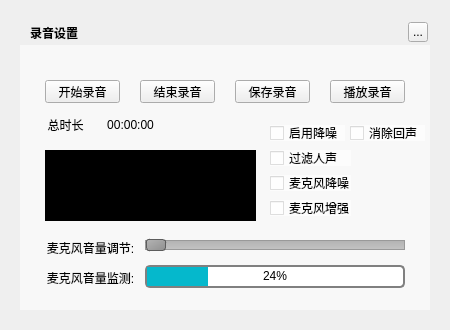
Before: the Qt Designer form TTKCore/musicUi/musicToolsetswidget/musicaudiorecorderwidget.ui in Greedysky/TTKMusicPlayer, drawn with Qt 5.
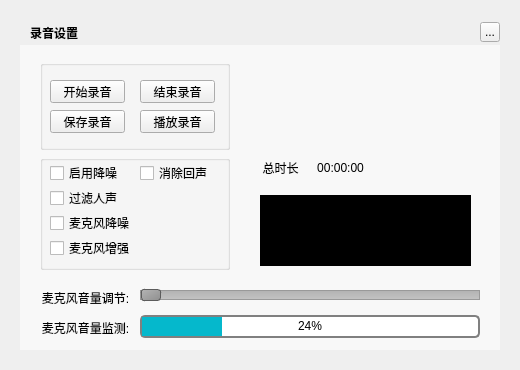
After: the same form once the commit is applied.

What changed in the file:
```diff
--- a/TTKCore/musicUi/musicToolsetswidget/musicaudiorecorderwidget.ui
+++ b/TTKCore/musicUi/musicToolsetswidget/musicaudiorecorderwidget.ui
@@ -6,8 +6,8 @@
    <rect>
     <x>0</x>
     <y>0</y>
-    <width>450</width>
-    <height>330</height>
+    <width>520</width>
+    <height>370</height>
    </rect>
   </property>
   <property name="windowTitle">
@@ -18,8 +18,8 @@
     <rect>
      <x>20</x>
      <y>20</y>
-     <width>410</width>
-     <height>290</height>
+     <width>480</width>
+     <height>330</height>
     </rect>
    </property>
    <property name="text">
@@ -45,7 +45,7 @@
   <widget class="QToolButton" name="topTitleCloseButton">
    <property name="geometry">
     <rect>
-     <x>408</x>
+     <x>480</x>
      <y>22</y>
      <width>20</width>
      <height>20</height>
@@ -55,11 +55,36 @@
     <string>...</string>
    </property>
   </widget>
+  <widget class="QWidget" name="backgroundMask" native="true">
+   <property name="geometry">
+    <rect>
+     <x>20</x>
+     <y>45</y>
+     <width>480</width>
+     <height>305</height>
+    </rect>
+   </property>
+   <property name="styleSheet">
+    <string notr="true">background:rgba(255,255,255,150);</string>
+   </property>
+  </widget>
+  <widget class="QGroupBox" name="groupBox_2">
+   <property name="geometry">
+    <rect>
+     <x>40</x>
+     <y>60</y>
+     <width>190</width>
+     <height>90</height>
+    </rect>
+   </property>
+   <property name="title">
+    <string/>
+   </property>
   <widget class="QPushButton" name="startButton">
    <property name="geometry">
     <rect>
-     <x>45</x>
-     <y>80</y>
+      <x>10</x>
+      <y>20</y>
      <width>75</width>
      <height>23</height>
     </rect>
@@ -71,8 +96,8 @@
   <widget class="QPushButton" name="stopButton">
    <property name="geometry">
     <rect>
-     <x>140</x>
-     <y>80</y>
+      <x>100</x>
+      <y>20</y>
      <width>75</width>
      <height>23</height>
     </rect>
@@ -81,11 +106,24 @@
     <string>结束录音</string>
    </property>
   </widget>
+   <widget class="QPushButton" name="saveButton">
+    <property name="geometry">
+     <rect>
+      <x>10</x>
+      <y>50</y>
+      <width>75</width>
+      <height>23</height>
+     </rect>
+    </property>
+    <property name="text">
+     <string>保存录音</string>
+    </property>
+   </widget>
   <widget class="QPushButton" name="playButton">
    <property name="geometry">
     <rect>
-     <x>330</x>
-     <y>80</y>
+      <x>100</x>
+      <y>50</y>
      <width>75</width>
      <height>23</height>
     </rect>
@@ -94,60 +132,91 @@
     <string>播放录音</string>
    </property>
   </widget>
-  <widget class="QLabel" name="label">
+  </widget>
+  <widget class="QGroupBox" name="groupBox">
    <property name="geometry">
     <rect>
-     <x>45</x>
-     <y>117</y>
-     <width>41</width>
+     <x>40</x>
+     <y>155</y>
+     <width>190</width>
+     <height>115</height>
+    </rect>
+   </property>
+   <property name="title">
+    <string/>
+   </property>
+   <widget class="QCheckBox" name="checkBox_2">
+    <property name="geometry">
+     <rect>
+      <x>10</x>
+      <y>60</y>
+      <width>81</width>
      <height>16</height>
     </rect>
    </property>
    <property name="text">
-    <string>总时长</string>
-   </property>
-   <property name="alignment">
-    <set>Qt::AlignCenter</set>
-   </property>
-  </widget>
-  <widget class="QLabel" name="timer">
+     <string>麦克风降噪</string>
+    </property>
+   </widget>
+   <widget class="QCheckBox" name="checkBox_5">
+    <property name="geometry">
+     <rect>
+      <x>10</x>
+      <y>35</y>
+      <width>81</width>
+      <height>16</height>
+     </rect>
+    </property>
+    <property name="text">
+     <string>过滤人声</string>
+    </property>
+   </widget>
+   <widget class="QCheckBox" name="checkBox_3">
+    <property name="geometry">
+     <rect>
+      <x>10</x>
+      <y>10</y>
+      <width>75</width>
+      <height>16</height>
+     </rect>
+    </property>
+    <property name="text">
+     <string>启用降噪</string>
+    </property>
+   </widget>
+   <widget class="QCheckBox" name="checkBox_4">
    <property name="geometry">
     <rect>
      <x>100</x>
-     <y>117</y>
-     <width>61</width>
+      <y>10</y>
+      <width>75</width>
      <height>16</height>
     </rect>
    </property>
    <property name="text">
-    <string>00:00:00</string>
-   </property>
-   <property name="alignment">
-    <set>Qt::AlignCenter</set>
-   </property>
-  </widget>
-  <widget class="QLabel" name="timer_2">
+     <string>消除回声</string>
+    </property>
+   </widget>
+   <widget class="QCheckBox" name="checkBox">
    <property name="geometry">
     <rect>
-     <x>45</x>
-     <y>150</y>
-     <width>211</width>
-     <height>71</height>
-    </rect>
-   </property>
-   <property name="styleSheet">
-    <string notr="true">background:black</string>
-   </property>
-   <property name="alignment">
-    <set>Qt::AlignCenter</set>
-   </property>
+      <x>10</x>
+      <y>85</y>
+      <width>81</width>
+      <height>16</height>
+     </rect>
+    </property>
+    <property name="text">
+     <string>麦克风增强</string>
+    </property>
+   </widget>
   </widget>
   <widget class="QSlider" name="horizontalSlider">
    <property name="geometry">
     <rect>
-     <x>145</x>
-     <y>235</y>
-     <width>260</width>
+     <x>140</x>
+     <y>285</y>
+     <width>340</width>
      <height>20</height>
     </rect>
    </property>
@@ -171,12 +240,28 @@
     <enum>Qt::Horizontal</enum>
    </property>
   </widget>
+  <widget class="QLabel" name="label_3">
+   <property name="geometry">
+    <rect>
+     <x>40</x>
+     <y>320</y>
+     <width>91</width>
+     <height>15</height>
+    </rect>
+   </property>
+   <property name="text">
+    <string>麦克风音量监测:</string>
+   </property>
+   <property name="alignment">
+    <set>Qt::AlignCenter</set>
+   </property>
+  </widget>
   <widget class="QProgressBar" name="progress">
    <property name="geometry">
     <rect>
-     <x>145</x>
-     <y>265</y>
-     <width>260</width>
+     <x>140</x>
+     <y>315</y>
+     <width>340</width>
      <height>23</height>
     </rect>
    </property>
@@ -197,24 +282,11 @@
     <set>Qt::AlignCenter</set>
    </property>
   </widget>
-  <widget class="QPushButton" name="saveButton">
-   <property name="geometry">
-    <rect>
-     <x>235</x>
-     <y>80</y>
-     <width>75</width>
-     <height>23</height>
-    </rect>
-   </property>
-   <property name="text">
-    <string>保存录音</string>
-   </property>
-  </widget>
   <widget class="QLabel" name="label_2">
    <property name="geometry">
     <rect>
-     <x>45</x>
-     <y>240</y>
+     <x>40</x>
+     <y>290</y>
      <width>91</width>
      <height>15</height>
     </rect>
@@ -226,115 +298,75 @@
     <set>Qt::AlignCenter</set>
    </property>
   </widget>
-  <widget class="QLabel" name="label_3">
+  <widget class="QLabel" name="timer">
    <property name="geometry">
     <rect>
-     <x>45</x>
-     <y>270</y>
-     <width>91</width>
-     <height>15</height>
+     <x>310</x>
+     <y>160</y>
+     <width>61</width>
+     <height>16</height>
     </rect>
    </property>
    <property name="text">
-    <string>麦克风音量监测:</string>
+    <string>00:00:00</string>
    </property>
    <property name="alignment">
     <set>Qt::AlignCenter</set>
    </property>
   </widget>
-  <widget class="QWidget" name="backgroundMask" native="true">
+  <widget class="QLabel" name="label">
    <property name="geometry">
     <rect>
-     <x>20</x>
-     <y>45</y>
-     <width>410</width>
-     <height>265</height>
+     <x>260</x>
+     <y>160</y>
+     <width>41</width>
+     <height>16</height>
+    </rect>
+   </property>
+   <property name="text">
+    <string>总时长</string>
+   </property>
+   <property name="alignment">
+    <set>Qt::AlignCenter</set>
+   </property>
+  </widget>
+  <widget class="QLabel" name="timer_2">
+   <property name="geometry">
+    <rect>
+     <x>260</x>
+     <y>195</y>
+     <width>211</width>
+     <height>71</height>
     </rect>
    </property>
    <property name="styleSheet">
-    <string notr="true">background:rgba(255,255,255,150)</string>
+    <string notr="true">background:black</string>
    </property>
-   <widget class="QCheckBox" name="checkBox">
-    <property name="geometry">
-     <rect>
-      <x>250</x>
-      <y>155</y>
-      <width>81</width>
-      <height>16</height>
-     </rect>
-    </property>
-    <property name="text">
-     <string>麦克风增强</string>
-    </property>
-   </widget>
-   <widget class="QCheckBox" name="checkBox_2">
-    <property name="geometry">
-     <rect>
-      <x>250</x>
-      <y>130</y>
-      <width>81</width>
-      <height>16</height>
-     </rect>
-    </property>
-    <property name="text">
-     <string>麦克风降噪</string>
-    </property>
-   </widget>
-   <widget class="QCheckBox" name="checkBox_3">
-    <property name="geometry">
-     <rect>
-      <x>250</x>
-      <y>80</y>
-      <width>75</width>
-      <height>16</height>
-     </rect>
-    </property>
-    <property name="text">
-     <string>启用降噪</string>
-    </property>
-   </widget>
-   <widget class="QCheckBox" name="checkBox_4">
-    <property name="geometry">
-     <rect>
-      <x>330</x>
-      <y>80</y>
-      <width>75</width>
-      <height>16</height>
-     </rect>
-    </property>
-    <property name="text">
-     <string>消除回声</string>
-    </property>
-   </widget>
-   <widget class="QCheckBox" name="checkBox_5">
-    <property name="geometry">
-     <rect>
-      <x>250</x>
-      <y>105</y>
-      <width>81</width>
-      <height>16</height>
-     </rect>
-    </property>
-    <property name="text">
-     <string>过滤人声</string>
-    </property>
-   </widget>
+   <property name="alignment">
+    <set>Qt::AlignCenter</set>
+   </property>
   </widget>
   <zorder>background</zorder>
   <zorder>backgroundMask</zorder>
   <zorder>topTitleName</zorder>
   <zorder>topTitleCloseButton</zorder>
-  <zorder>startButton</zorder>
-  <zorder>stopButton</zorder>
-  <zorder>playButton</zorder>
-  <zorder>label</zorder>
+  <zorder>groupBox_2</zorder>
+  <zorder>groupBox</zorder>
+  <zorder>label_3</zorder>
+  <zorder>horizontalSlider</zorder>
+  <zorder>label_2</zorder>
+  <zorder>progress</zorder>
+  <zorder>label_3</zorder>
+  <zorder>horizontalSlider</zorder>
+  <zorder>progress</zorder>
+  <zorder>label_2</zorder>
+  <zorder>horizontalSlider</zorder>
+  <zorder>label_3</zorder>
+  <zorder>progress</zorder>
+  <zorder>label_2</zorder>
   <zorder>timer</zorder>
+  <zorder>label</zorder>
   <zorder>timer_2</zorder>
-  <zorder>horizontalSlider</zorder>
-  <zorder>progress</zorder>
-  <zorder>saveButton</zorder>
-  <zorder>label_2</zorder>
-  <zorder>label_3</zorder>
  </widget>
  <resources/>
  <connections/>
```
Lines whose indentation alone changed are shown as unchanged.
